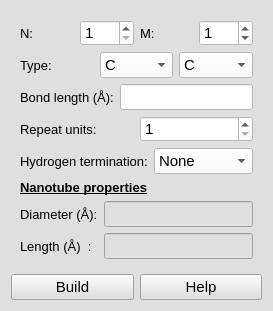
nasimanousheh/furious-atoms, file furiousatoms/forms/SWNT.ui: the form before one commit.
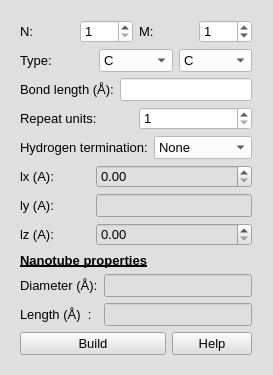
The form after the commit.

Commit message: Added lx, ly and lz parameters in widget

Diff of the .ui file:
```diff
--- a/furiousatoms/forms/SWNT.ui
+++ b/furiousatoms/forms/SWNT.ui
@@ -7,19 +7,19 @@
     <x>0</x>
     <y>0</y>
     <width>273</width>
-    <height>311</height>
+    <height>375</height>
    </rect>
   </property>
   <property name="minimumSize">
    <size>
     <width>273</width>
-    <height>311</height>
+    <height>375</height>
    </size>
   </property>
   <property name="maximumSize">
    <size>
     <width>273</width>
-    <height>311</height>
+    <height>375</height>
    </size>
   </property>
   <property name="font">
@@ -33,36 +33,23 @@
   <property name="styleSheet">
    <string notr="true">background-color: rgb(223, 223, 223);</string>
   </property>
-  <layout class="QGridLayout" name="gridLayout_11">
+  <layout class="QGridLayout" name="gridLayout_8">
    <item row="0" column="0">
     <widget class="QWidget" name="SWNT" native="true">
+     <property name="maximumSize">
+      <size>
+       <width>250</width>
+       <height>360</height>
+      </size>
+     </property>
      <property name="autoFillBackground">
       <bool>false</bool>
      </property>
      <property name="styleSheet">
       <string notr="true">background-color: rgb(223, 223, 223);</string>
      </property>
-     <layout class="QGridLayout" name="gridLayout_9">
-      <item row="0" column="0">
-       <layout class="QGridLayout" name="gridLayout_8">
-        <item row="0" column="0" colspan="2">
          <layout class="QGridLayout" name="gridLayout_7">
-          <item row="5" column="0">
-           <widget class="QLabel" name="labl_properties_SWNT">
-            <property name="font">
-             <font>
-              <pointsize>10</pointsize>
-              <weight>75</weight>
-              <bold>true</bold>
-              <underline>true</underline>
-             </font>
-            </property>
-            <property name="text">
-             <string>Nanotube properties</string>
-            </property>
-           </widget>
-          </item>
-          <item row="0" column="0">
+      <item row="0" column="0" colspan="3">
            <layout class="QGridLayout" name="gridLayout">
             <item row="0" column="0">
              <widget class="QLabel" name="label_chirality_N_SWNT">
@@ -80,7 +67,7 @@
              <widget class="QSpinBox" name="spinBox_chirality_N_SWNT">
               <property name="font">
                <font>
-                <pointsize>11</pointsize>
+            <pointsize>10</pointsize>
                </font>
               </property>
               <property name="styleSheet">
@@ -113,7 +100,7 @@
              <widget class="QSpinBox" name="spinBox_chirality_M_SWNT">
               <property name="font">
                <font>
-                <pointsize>11</pointsize>
+            <pointsize>10</pointsize>
                </font>
               </property>
               <property name="styleSheet">
@@ -132,7 +119,7 @@
             </item>
            </layout>
           </item>
-          <item row="1" column="0">
+      <item row="1" column="0" colspan="3">
            <layout class="QGridLayout" name="gridLayout_2">
             <item row="0" column="0">
              <widget class="QLabel" name="label_type_SWNT">
@@ -150,7 +137,7 @@
              <widget class="QComboBox" name="comboBox_type1_SWNT">
               <property name="font">
                <font>
-                <pointsize>11</pointsize>
+            <pointsize>10</pointsize>
                </font>
               </property>
               <property name="styleSheet">
@@ -177,7 +164,7 @@
              <widget class="QComboBox" name="comboBox_type2_SWNT">
               <property name="font">
                <font>
-                <pointsize>11</pointsize>
+            <pointsize>10</pointsize>
                </font>
               </property>
               <property name="styleSheet">
@@ -202,7 +189,72 @@
             </item>
            </layout>
           </item>
-          <item row="4" column="0">
+      <item row="2" column="0" colspan="3">
+       <layout class="QGridLayout" name="gridLayout_3">
+        <item row="0" column="0">
+         <widget class="QLabel" name="label_bond_length_SWNT">
+          <property name="font">
+           <font>
+            <pointsize>10</pointsize>
+           </font>
+          </property>
+          <property name="text">
+           <string>Bond length (Å):</string>
+          </property>
+         </widget>
+        </item>
+        <item row="0" column="1">
+         <widget class="QLineEdit" name="lineEdit_bond_length_SWNT">
+          <property name="font">
+           <font>
+            <pointsize>10</pointsize>
+           </font>
+          </property>
+          <property name="styleSheet">
+           <string notr="true">background-color: rgb(255, 255, 255);</string>
+          </property>
+          <property name="clearButtonEnabled">
+           <bool>false</bool>
+          </property>
+         </widget>
+        </item>
+       </layout>
+      </item>
+      <item row="3" column="0" colspan="3">
+       <layout class="QGridLayout" name="gridLayout_4">
+        <item row="0" column="0">
+         <widget class="QLabel" name="label_repeat_units_SWNT">
+          <property name="font">
+           <font>
+            <pointsize>10</pointsize>
+           </font>
+          </property>
+          <property name="text">
+           <string>Repeat units:</string>
+          </property>
+         </widget>
+        </item>
+        <item row="0" column="1">
+         <widget class="QSpinBox" name="spinBox_repeat_units_SWNT">
+          <property name="font">
+           <font>
+            <pointsize>10</pointsize>
+           </font>
+          </property>
+          <property name="styleSheet">
+           <string notr="true">background-color: rgb(255, 255, 255);</string>
+          </property>
+          <property name="minimum">
+           <number>1</number>
+          </property>
+          <property name="maximum">
+           <number>50</number>
+          </property>
+         </widget>
+        </item>
+       </layout>
+      </item>
+      <item row="4" column="0" colspan="3">
            <layout class="QGridLayout" name="gridLayout_5">
             <item row="0" column="0">
              <widget class="QLabel" name="lable_H_termination_SWNT">
@@ -220,7 +272,7 @@
              <widget class="QComboBox" name="comboBox_H_termination_SWNT">
               <property name="font">
                <font>
-                <pointsize>11</pointsize>
+            <pointsize>10</pointsize>
                </font>
               </property>
               <property name="styleSheet">
@@ -245,38 +297,97 @@
             </item>
            </layout>
           </item>
-          <item row="2" column="0">
-           <layout class="QGridLayout" name="gridLayout_3">
-            <item row="0" column="0">
-             <widget class="QLabel" name="label_bond_length_SWNT">
+      <item row="5" column="0">
+       <widget class="QLabel" name="label_lx">
               <property name="font">
                <font>
                 <pointsize>10</pointsize>
                </font>
               </property>
               <property name="text">
-               <string>Bond length (Å):</string>
+         <string>lx (A):</string>
               </property>
              </widget>
             </item>
-            <item row="0" column="1">
-             <widget class="QLineEdit" name="lineEdit_bond_length_SWNT">
+      <item row="5" column="1" colspan="2">
+       <widget class="QDoubleSpinBox" name="SpinBox_lx">
               <property name="font">
                <font>
-                <pointsize>11</pointsize>
-               </font>
-              </property>
-              <property name="styleSheet">
-               <string notr="true">background-color: rgb(255, 255, 255);</string>
-              </property>
-              <property name="clearButtonEnabled">
-               <bool>false</bool>
-              </property>
-             </widget>
-            </item>
-           </layout>
+          <pointsize>10</pointsize>
+         </font>
+        </property>
+        <property name="decimals">
+         <number>2</number>
+        </property>
+        <property name="maximum">
+         <double>200.000000000000000</double>
+        </property>
+       </widget>
           </item>
           <item row="6" column="0">
+       <widget class="QLabel" name="label_ly">
+        <property name="font">
+         <font>
+          <pointsize>10</pointsize>
+         </font>
+        </property>
+        <property name="text">
+         <string>ly (A):</string>
+        </property>
+       </widget>
+      </item>
+      <item row="6" column="1" colspan="2">
+       <widget class="QLineEdit" name="lineEdit_ly">
+        <property name="font">
+         <font>
+          <pointsize>10</pointsize>
+         </font>
+        </property>
+       </widget>
+      </item>
+      <item row="7" column="0">
+       <widget class="QLabel" name="label_lz">
+        <property name="font">
+         <font>
+          <pointsize>10</pointsize>
+         </font>
+        </property>
+        <property name="text">
+         <string>lz (A):</string>
+        </property>
+       </widget>
+      </item>
+      <item row="7" column="1" colspan="2">
+       <widget class="QDoubleSpinBox" name="SpinBox_lz">
+        <property name="font">
+         <font>
+          <pointsize>10</pointsize>
+         </font>
+        </property>
+        <property name="decimals">
+         <number>2</number>
+        </property>
+        <property name="maximum">
+         <double>200.000000000000000</double>
+        </property>
+       </widget>
+      </item>
+      <item row="8" column="0" colspan="3">
+       <widget class="QLabel" name="labl_properties_SWNT">
+        <property name="font">
+         <font>
+          <pointsize>10</pointsize>
+          <weight>75</weight>
+          <bold>true</bold>
+          <underline>true</underline>
+         </font>
+        </property>
+        <property name="text">
+         <string>Nanotube properties</string>
+        </property>
+       </widget>
+      </item>
+      <item row="9" column="0" colspan="3">
            <layout class="QGridLayout" name="gridLayout_6">
             <item row="0" column="0">
              <widget class="QLabel" name="Diameter_SWNT">
@@ -294,7 +405,7 @@
              <widget class="QLineEdit" name="lineEdit_diameter_SWNT">
               <property name="font">
                <font>
-                <pointsize>11</pointsize>
+            <pointsize>10</pointsize>
                </font>
               </property>
               <property name="acceptDrops">
@@ -330,7 +441,7 @@
              <widget class="QLineEdit" name="lineEdit_length_SWNT">
               <property name="font">
                <font>
-                <pointsize>11</pointsize>
+            <pointsize>10</pointsize>
                </font>
               </property>
               <property name="acceptDrops">
@@ -352,66 +463,11 @@
             </item>
            </layout>
           </item>
-          <item row="3" column="0">
-           <layout class="QGridLayout" name="gridLayout_4">
-            <item row="0" column="0">
-             <widget class="QLabel" name="label_repeat_units_SWNT">
-              <property name="font">
-               <font>
-                <pointsize>10</pointsize>
-               </font>
-              </property>
-              <property name="text">
-               <string>Repeat units:</string>
-              </property>
-             </widget>
-            </item>
-            <item row="0" column="1">
-             <widget class="QSpinBox" name="spinBox_repeat_units_SWNT">
-              <property name="font">
-               <font>
-                <pointsize>11</pointsize>
-               </font>
-              </property>
-              <property name="styleSheet">
-               <string notr="true">background-color: rgb(255, 255, 255);</string>
-              </property>
-              <property name="minimum">
-               <number>1</number>
-              </property>
-              <property name="maximum">
-               <number>50</number>
-              </property>
-             </widget>
-            </item>
-           </layout>
-          </item>
-         </layout>
-        </item>
-       </layout>
-      </item>
-     </layout>
-    </widget>
-   </item>
-   <item row="1" column="0">
-    <layout class="QGridLayout" name="gridLayout_10">
-     <item row="0" column="1">
-      <widget class="QPushButton" name="pushButton_help_build_SWNT">
-       <property name="font">
-        <font>
-         <pointsize>11</pointsize>
-        </font>
-       </property>
-       <property name="text">
-        <string>Help</string>
-       </property>
-      </widget>
-     </item>
-     <item row="0" column="0">
+      <item row="10" column="0" colspan="2">
       <widget class="QPushButton" name="pushButton_build_SWNT">
        <property name="font">
         <font>
-         <pointsize>11</pointsize>
+          <pointsize>10</pointsize>
         </font>
        </property>
        <property name="text">
@@ -419,7 +475,20 @@
        </property>
       </widget>
      </item>
-    </layout>
+      <item row="10" column="2">
+       <widget class="QPushButton" name="pushButton_help_build_SWNT">
+        <property name="font">
+         <font>
+          <pointsize>10</pointsize>
+         </font>
+        </property>
+        <property name="text">
+         <string>Help</string>
+        </property>
+       </widget>
+      </item>
+     </layout>
+    </widget>
    </item>
   </layout>
  </widget>
```
Lines whose indentation alone changed are shown as unchanged.
